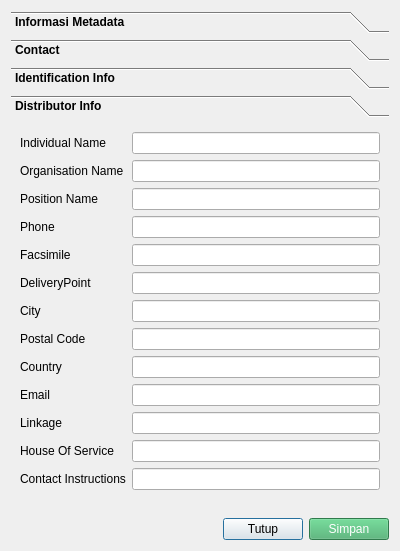
Before: the Qt Designer form ui/raw_metadata.ui in sandynagara/Palapa, drawn with Qt 5.
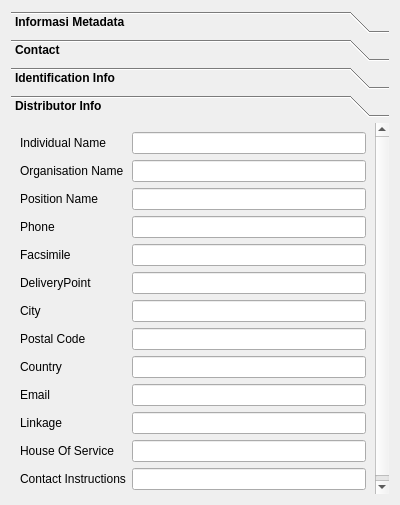
After: the same form once the commit is applied. Custom widgets are drawn as their Qt base class.

```diff
--- a/ui/raw_metadata.ui
+++ b/ui/raw_metadata.ui
@@ -7,7 +7,7 @@
     <x>0</x>
     <y>0</y>
     <width>400</width>
-    <height>551</height>
+    <height>505</height>
    </rect>
   </property>
   <property name="windowTitle">
@@ -354,7 +354,7 @@
         <x>0</x>
         <y>0</y>
         <width>382</width>
-        <height>394</height>
+        <height>379</height>
        </rect>
       </property>
       <attribute name="label">
@@ -577,47 +577,6 @@
      </widget>
     </widget>
    </item>
-   <item>
-    <layout class="QHBoxLayout" name="horizontalLayout">
-     <item>
-      <spacer name="horizontalSpacer">
-       <property name="orientation">
-        <enum>Qt::Horizontal</enum>
-       </property>
-       <property name="sizeHint" stdset="0">
-        <size>
-         <width>40</width>
-         <height>20</height>
-        </size>
-       </property>
-      </spacer>
-     </item>
-     <item>
-      <widget class="QPushButton" name="pushButton_close">
-       <property name="cursor">
-        <cursorShape>PointingHandCursor</cursorShape>
-       </property>
-       <property name="text">
-        <string>Tutup</string>
-       </property>
-      </widget>
-     </item>
-     <item>
-      <widget class="QPushButton" name="pushButton_save">
-       <property name="cursor">
-        <cursorShape>PointingHandCursor</cursorShape>
-       </property>
-       <property name="styleSheet">
-        <string notr="true">background-color:rgb(67,172,106);
-color:white</string>
-       </property>
-       <property name="text">
-        <string>Simpan</string>
-       </property>
-      </widget>
-     </item>
-    </layout>
-   </item>
   </layout>
  </widget>
  <customwidgets>
```
